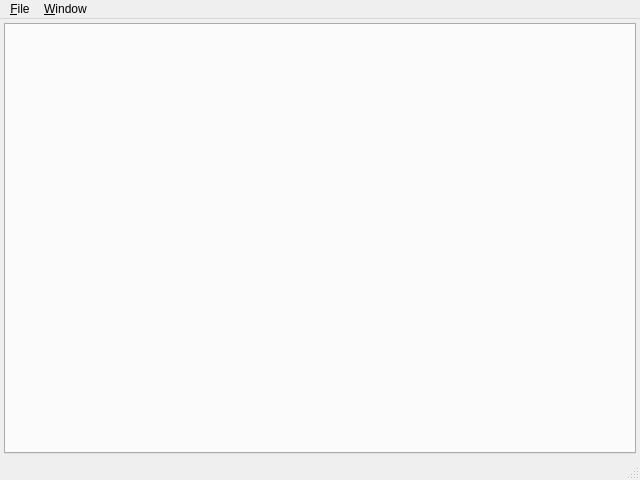
This is csUtil/tools/BinTools/forms/WMainWindow.ui in CaSchmidt/csUtil as Qt 5 draws it before an edit. The edited form follows.
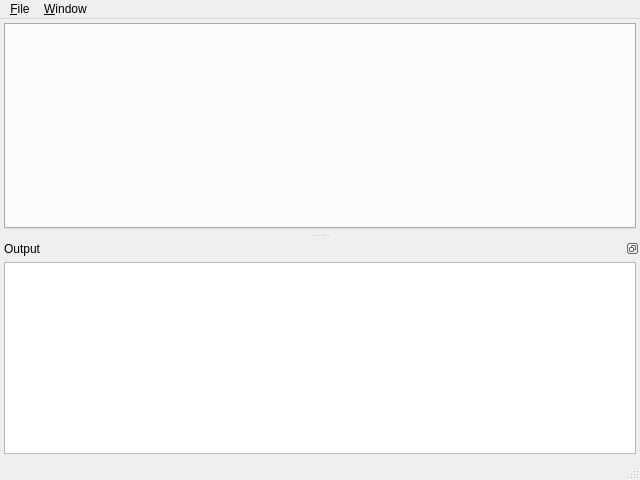
This is the edited form. Custom widgets are drawn as their Qt base class.

Commit message: Add logger output.

```diff
--- a/csUtil/tools/BinTools/forms/WMainWindow.ui
+++ b/csUtil/tools/BinTools/forms/WMainWindow.ui
@@ -66,6 +66,42 @@
    <addaction name="menu_Window"/>
   </widget>
   <widget class="QStatusBar" name="statusbar"/>
+  <widget class="QDockWidget" name="outputDock">
+   <property name="features">
+    <set>QDockWidget::DockWidgetFloatable</set>
+   </property>
+   <property name="allowedAreas">
+    <set>Qt::BottomDockWidgetArea</set>
+   </property>
+   <property name="windowTitle">
+    <string>Output</string>
+   </property>
+   <attribute name="dockWidgetArea">
+    <number>8</number>
+   </attribute>
+   <widget class="QWidget" name="dockWidgetContents">
+    <layout class="QVBoxLayout" name="verticalLayout_2">
+     <property name="spacing">
+      <number>4</number>
+     </property>
+     <property name="leftMargin">
+      <number>4</number>
+     </property>
+     <property name="topMargin">
+      <number>4</number>
+     </property>
+     <property name="rightMargin">
+      <number>4</number>
+     </property>
+     <property name="bottomMargin">
+      <number>4</number>
+     </property>
+     <item>
+      <widget class="cs::WLogger" name="logBrowser"/>
+     </item>
+    </layout>
+   </widget>
+  </widget>
   <action name="quitAction">
    <property name="text">
     <string>&amp;Quit</string>
@@ -91,6 +127,13 @@
    </property>
   </action>
  </widget>
+ <customwidgets>
+  <customwidget>
+   <class>cs::WLogger</class>
+   <extends>QTextBrowser</extends>
+   <header location="global">cs/Logging/WLogger.h</header>
+  </customwidget>
+ </customwidgets>
  <resources/>
  <connections/>
 </ui>
```
